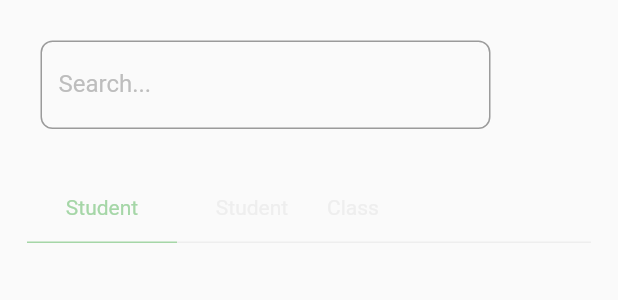
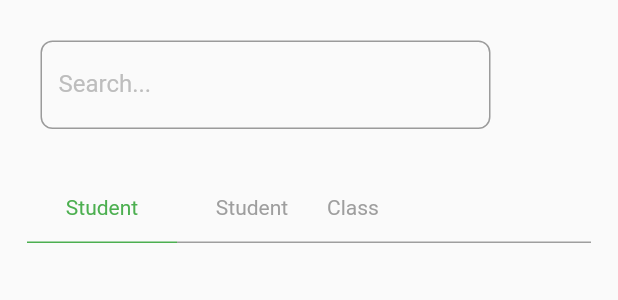
Before and after one commit to mahdinaghikhanii/School_Management, a Flutter app: the DashboardContent widget shown alone on an empty page, opened directly, on a phone screen of 412 x 824 dp. Shown: the top 300 px of the screen. Run offline on Flutter 3.47's test engine with Material 2 defaults, Android fonts, the phone set to English and light mode, and no system bars; our stand-ins replace flutter_bloc, rxdart, shared_preferences; accounts and stored records are empty.

Commit message:
create and add teachetrs view

```diff
--- a/lib/screan/dashbord/dashbord.dart
+++ b/lib/screan/dashbord/dashbord.dart
@@ -74,8 +74,8 @@ class DashboardContent extends StatelessWidget {
                           border: Border(
                             bottom: BorderSide(
                                 color: (snapshot.data ?? 0) == 1
-                                    ? Colors.green.shade200
-                                    : Colors.grey.shade200,
+                                    ? Colors.green
+                                    : Colors.grey,
                                 width: 1),
                           ),
                         ),
@@ -83,8 +83,8 @@ class DashboardContent extends StatelessWidget {
                         child: "Student"
                             .toLabel(
                               color: (snapshot.data ?? 0) == 1
-                                  ? Colors.green.shade200
-                                  : Colors.grey.shade200,
+                                  ? Colors.green
+                                  : Colors.grey,
                             )
                             .center),
                   ),
@@ -96,8 +96,8 @@ class DashboardContent extends StatelessWidget {
                           border: Border(
                             bottom: BorderSide(
                                 color: (snapshot.data ?? 0) == 2
-                                    ? Colors.green.shade200
-                                    : Colors.grey.shade200,
+                                    ? Colors.green
+                                    : Colors.grey,
                                 width: 1),
                           ),
                         ),
@@ -105,8 +105,8 @@ class DashboardContent extends StatelessWidget {
                         child: "Student"
                             .toLabel(
                               color: (snapshot.data ?? 0) == 2
-                                  ? Colors.green.shade200
-                                  : Colors.grey.shade200,
+                                  ? Colors.green
+                                  : Colors.grey,
                             )
                             .center),
                   ),
@@ -118,29 +118,28 @@ class DashboardContent extends StatelessWidget {
                           border: Border(
                             bottom: BorderSide(
                                 color: (snapshot.data ?? 0) == 3
-                                    ? Colors.green.shade200
-                                    : Colors.grey.shade200,
+                                    ? Colors.green
+                                    : Colors.grey,
                                 width: 1),
                           ),
                         ),
                         padding: const EdgeInsets.only(bottom: 15),
                         child: "Class".toLabel(
                           color: (snapshot.data ?? 0) == 3
-                              ? Colors.green.shade200
-                              : Colors.grey.shade200,
+                              ? Colors.green
+                              : Colors.grey,
                         )).center,
                   ),
                   Container(
                       width: 100,
-                      decoration: BoxDecoration(
+                      decoration: const BoxDecoration(
                         border: Border(
-                          bottom:
-                              BorderSide(color: Colors.grey.shade200, width: 1),
+                          bottom: BorderSide(color: Colors.grey, width: 1),
                         ),
                       ),
                       padding: const EdgeInsets.only(bottom: 15),
                       child: "".toLabel(
-                        color: Colors.grey.shade200,
+                        color: Colors.grey,
                       )).expanded,
                 ],
               )
--- /dev/null
+++ b/lib/screan/teachers/teachers.dart
@@ -0,0 +1,10 @@
+import 'package:flutter/cupertino.dart';
+
+class Teachers extends StatelessWidget {
+  const Teachers({Key? key}) : super(key: key);
+
+  @override
+  Widget build(BuildContext context) {
+    return Container();
+  }
+}
```
